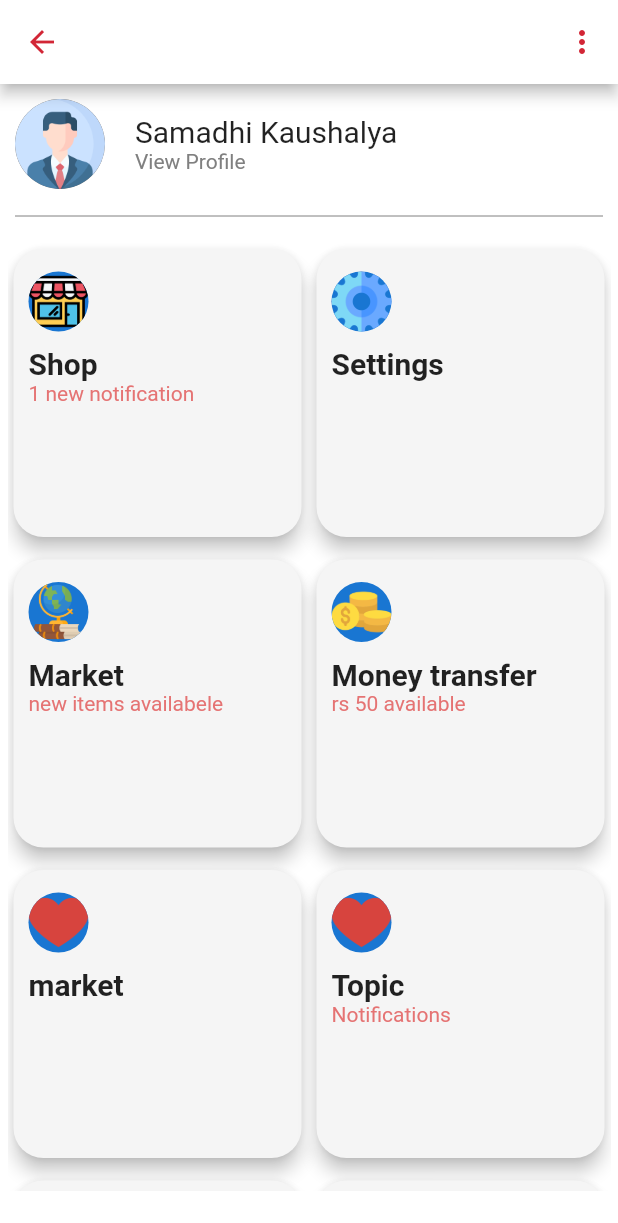
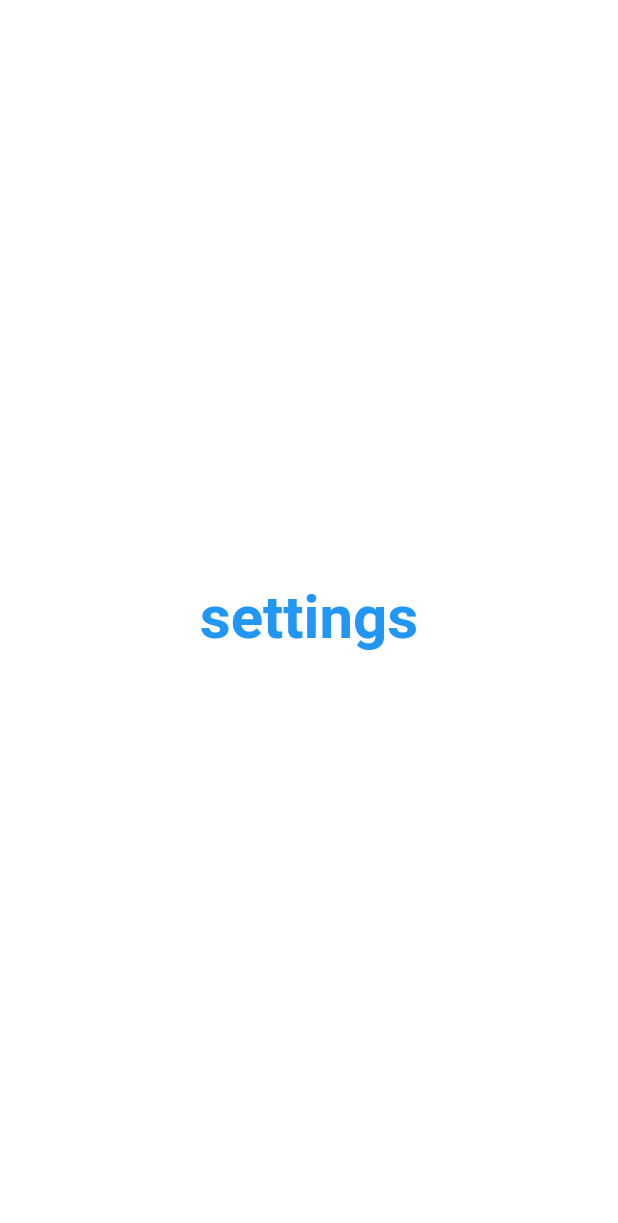
Before and after one commit to vishwa-g-pathirana/Ciyal-mobile-application, a Flutter app: the tiles screen opened directly, after a tap on "Settings", on a phone screen of 412 x 824 dp. Shown: the top 1223 px of the screen. Run offline on Flutter 3.47's test engine with Material 2 defaults, Android fonts, the phone set to English and light mode, and no system bars; our stand-ins replace flutter_svg; project files that could hold a hidden picture were left out.

Commit message:
button click functions

```diff
--- a/lib/application/account_menu.dart
+++ b/lib/application/account_menu.dart
@@ -1,7 +1,10 @@
 import 'package:flutter/cupertino.dart';
 import 'package:flutter/material.dart';
 import 'package:flutter_auth/application/cart.dart';
+import 'package:flutter_auth/application/example_profile.dart';
 import 'package:flutter_auth/application/home.dart';
+import 'package:flutter_auth/application/settings.dart';
+import 'package:flutter_auth/application/shop.dart';
 
 import '../constants.dart';
 
@@ -38,13 +41,25 @@ class _tilesState extends State<tiles> {
       body: Container(
         child: Column(
           children: [
-            Container(
+            GestureDetector(
+              onTap: () {
+                Navigator.push(
+                  context,
+                  MaterialPageRoute(
+                    builder: (context) {
+                      return expprofille();
+                    },
+                  ),
+                );
+              },
+              child: Container(
                 child: Padding(
                   padding: const EdgeInsets.all(10.0),
                   child: Row(
                     children: [
                       CircleAvatar(
-                      backgroundImage: AssetImage('assets/images/icon (2).png'),
+                        backgroundImage:
+                            AssetImage('assets/images/icon (2).png'),
                         radius: 30,
                         backgroundColor: kShadowColor,
                       ),
@@ -73,6 +88,7 @@ class _tilesState extends State<tiles> {
                   ),
                 ),
               ),
+            ),
             Padding(
               padding: const EdgeInsets.only(left: 10, right: 10),
               child: Divider(
@@ -88,22 +104,25 @@ class _tilesState extends State<tiles> {
                   crossAxisSpacing: 2,
                   crossAxisCount: 2,
                   children: <Widget>[
-                    tile('Shop', '1 new notification',
+                    //order =>
+                    //on tap function , button name , notification , button icon
+                    tile(shop(), 'Shop', '1 new notification',
                         'assets/images/icon (3).png'),
-                    tile('Settings', '', 'assets/images/icon (1).png'),
-                    tile('Market', 'new items availabele',
+                    tile(example(), 'Settings', '',
+                        'assets/images/icon (1).png'),
+                    tile('', 'Market', 'new items availabele',
                         'assets/images/icon (6).png'),
-                    tile('Money transfer', 'rs 50 available',
+                    tile('', 'Money transfer', 'rs 50 available',
                         'assets/images/icon (5).png'),
-                    tile('market', '', 'assets/images/icon (4).png'),
-                    tile(
-                        'Topic', 'Notifications', 'assets/images/icon (4).png'),
-                    tile(
-                        'Topic', 'Notifications', 'assets/images/icon (4).png'),
-                    tile(
-                        'Topic', 'Notifications', 'assets/images/icon (4).png'),
-                    tile(
-                        'Topic', 'Notifications', 'assets/images/icon (4).png'),
+                    tile('', 'market', '', 'assets/images/icon (4).png'),
+                    tile('', 'Topic', 'Notifications',
+                        'assets/images/icon (4).png'),
+                    tile('', 'Topic', 'Notifications',
+                        'assets/images/icon (4).png'),
+                    tile('', 'Topic', 'Notifications',
+                        'assets/images/icon (4).png'),
+                    tile('', 'Topic', 'Notifications',
+                        'assets/images/icon (4).png'),
                   ],
                 ),
               ),
@@ -114,10 +133,19 @@ class _tilesState extends State<tiles> {
     );
   }
 
-  Widget tile(topic, notification, icon) {
+  Widget tile(clickEvent, topic, notification, icon) {
     return Container(
       child: GestureDetector(
-        onTap: () {},
+        onTap: () {
+          Navigator.push(
+            context,
+            MaterialPageRoute(
+              builder: (context) {
+                return clickEvent;
+              },
+            ),
+          );
+        },
         child: Card(
           clipBehavior: Clip.antiAliasWithSaveLayer,
           semanticContainer: true,
--- /dev/null
+++ b/lib/application/settings.dart
@@ -0,0 +1,23 @@
+import 'package:flutter/material.dart';
+
+class example extends StatelessWidget {
+  const example({Key key}) : super(key: key);
+
+  @override
+  Widget build(BuildContext context) {
+    return Scaffold(
+      body: Center(
+
+        child: Text(
+          'settings',
+          style: TextStyle(
+            fontSize: 40,
+            fontWeight: FontWeight.bold,
+            color: Colors.blue,
+          ),
+        ),
+
+      ),
+    );
+  }
+}
```
Also changed, not shown: lib/application/example_profile.dart (added, +21 -0 lines), lib/application/shop.dart (added, +21 -0 lines). Lines whose indentation alone changed are shown as unchanged.
